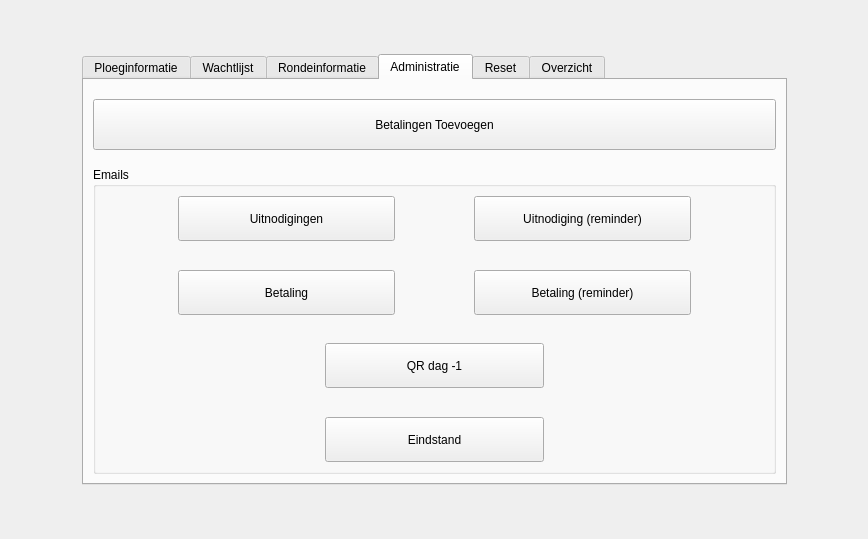
This is ui/Admin.ui in TimThielemans/ScoreQuiz as Qt 5 draws it before an edit. The edited form follows.
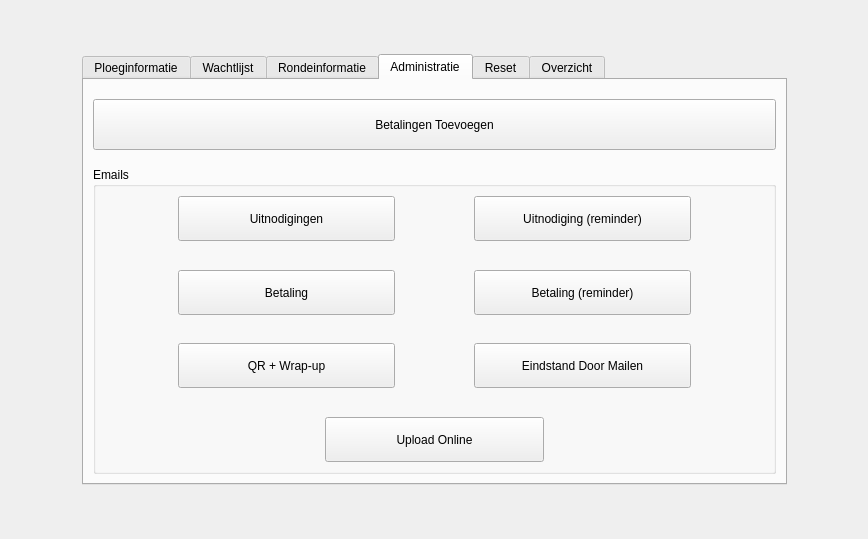
This is the edited form. The open tabs and pages were chosen to show the change.

Commit message: online available

What changed in the file:
```diff
--- a/ui/Admin.ui
+++ b/ui/Admin.ui
@@ -1222,7 +1222,7 @@
            </spacer>
           </item>
           <item row="4" column="0">
-           <layout class="QHBoxLayout" name="horizontalLayout_9">
+           <layout class="QHBoxLayout" name="horizontalLayout_9" stretch="1,3,1,3,1">
             <item>
              <spacer name="horizontalSpacer_32">
               <property name="orientation">
@@ -1245,7 +1245,33 @@
                </sizepolicy>
               </property>
               <property name="text">
-               <string>QR dag -1</string>
+               <string>QR + Wrap-up</string>
+              </property>
+             </widget>
+            </item>
+            <item>
+             <spacer name="horizontalSpacer_49">
+              <property name="orientation">
+               <enum>Qt::Horizontal</enum>
+              </property>
+              <property name="sizeHint" stdset="0">
+               <size>
+                <width>40</width>
+                <height>20</height>
+               </size>
+              </property>
+             </spacer>
+            </item>
+            <item>
+             <widget class="QPushButton" name="EindstandBtn">
+              <property name="sizePolicy">
+               <sizepolicy hsizetype="Expanding" vsizetype="Expanding">
+                <horstretch>0</horstretch>
+                <verstretch>0</verstretch>
+               </sizepolicy>
+              </property>
+              <property name="text">
+               <string>Eindstand Door Mailen</string>
               </property>
              </widget>
             </item>
@@ -1293,7 +1319,7 @@
              </spacer>
             </item>
             <item>
-             <widget class="QPushButton" name="EindstandBtn">
+             <widget class="QPushButton" name="uploadOnlineBtn">
               <property name="sizePolicy">
                <sizepolicy hsizetype="Expanding" vsizetype="Expanding">
                 <horstretch>0</horstretch>
@@ -1301,7 +1327,7 @@
                </sizepolicy>
               </property>
               <property name="text">
-               <string>Eindstand</string>
+               <string>Upload Online</string>
               </property>
              </widget>
             </item>
```
Left out of the diff: 2 changed lines with no effect on the pictures. The commit also changes 7 other files.
